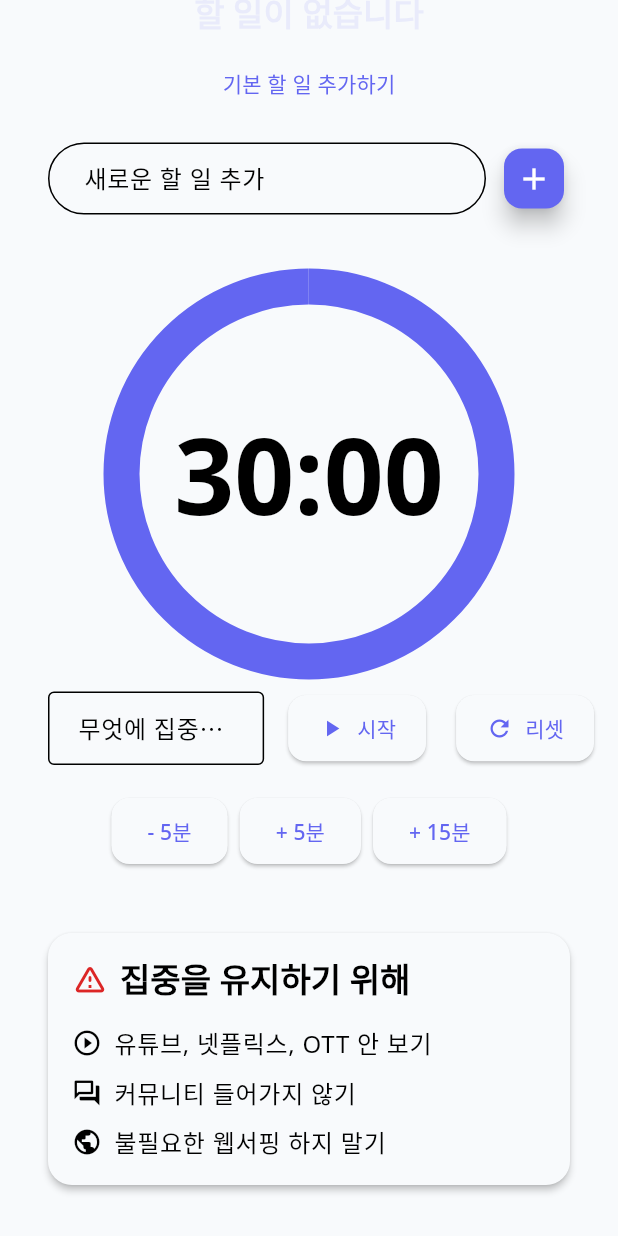
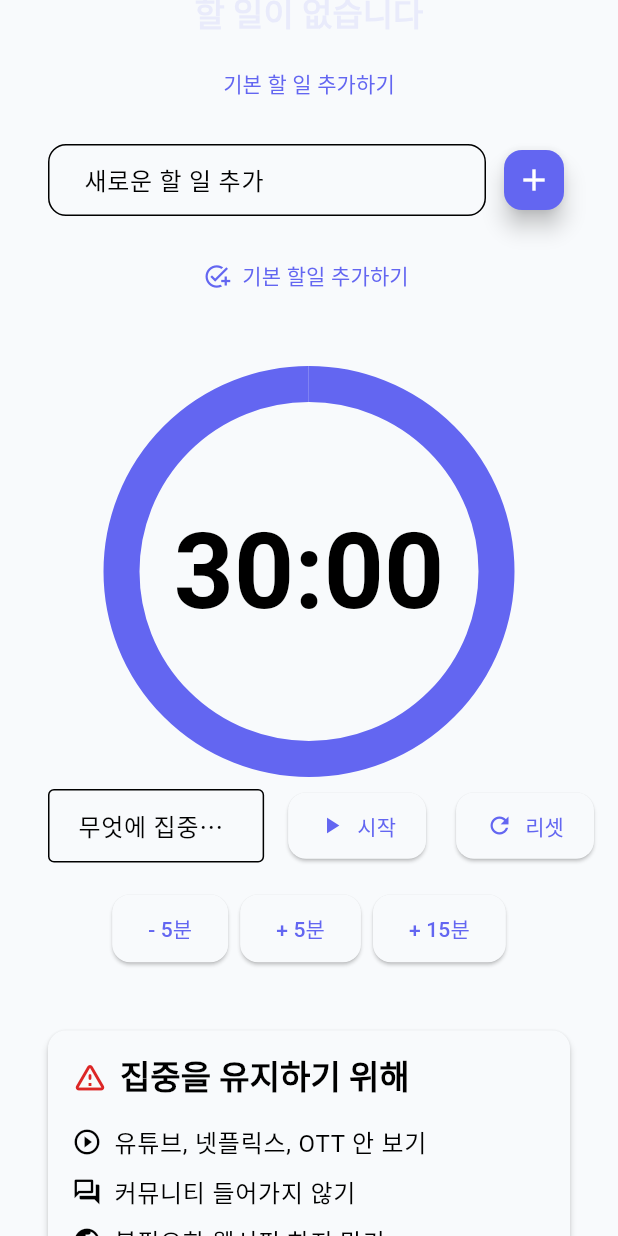
Before and after one commit to djchang-hdj/focus, a Flutter app: the screen it shows after launch, scrolled down 576 dp, on a phone screen of 412 x 824 dp. Run offline on Flutter 3.47's test engine with Material 3 defaults, Android fonts, the phone set to English and light mode, and no system bars; our stand-ins replace shared_preferences; project files that could hold a hidden picture were left out.

Commit message:
restore fucntions

```diff
--- a/lib/theme/app_theme.dart
+++ b/lib/theme/app_theme.dart
@@ -1,5 +1,4 @@
 import 'package:flutter/material.dart';
-import 'package:google_fonts/google_fonts.dart';
 
 class AppTheme {
   // 기본 색상 정의
@@ -10,20 +9,24 @@ class AppTheme {
 
   // 공통 테마 데이터
   static ThemeData _baseTheme(ColorScheme colorScheme) {
-    final textTheme = GoogleFonts.notoSansTextTheme().copyWith(
-      displayLarge: GoogleFonts.notoSans(
+    final textTheme = TextTheme(
+      displayLarge: const TextStyle(
+        fontFamily: 'NotoSans',
         fontSize: 32,
         fontWeight: FontWeight.bold,
       ),
-      displayMedium: GoogleFonts.notoSans(
+      displayMedium: const TextStyle(
+        fontFamily: 'NotoSans',
         fontSize: 28,
         fontWeight: FontWeight.bold,
       ),
-      titleLarge: GoogleFonts.notoSans(
+      titleLarge: const TextStyle(
+        fontFamily: 'NotoSans',
         fontSize: 22,
         fontWeight: FontWeight.w600,
       ),
-      bodyLarge: GoogleFonts.notoSans(
+      bodyLarge: const TextStyle(
+        fontFamily: 'NotoSans',
         fontSize: 16,
         height: 1.5,
       ),
@@ -33,12 +36,13 @@ class AppTheme {
       colorScheme: colorScheme,
       useMaterial3: true,
       textTheme: textTheme,
+      fontFamily: 'NotoSans',
 
       // Card 테마
       cardTheme: CardTheme(
         elevation: 2,
         shape: RoundedRectangleBorder(
-          borderRadius: BorderRadius.circular(16),
+          borderRadius: BorderRadius.circular(12),
         ),
         margin: const EdgeInsets.symmetric(
           horizontal: 16,
@@ -70,6 +74,27 @@ class AppTheme {
           vertical: 12,
         ),
       ),
+
+      // FAB 테마
+      floatingActionButtonTheme: FloatingActionButtonThemeData(
+        shape: RoundedRectangleBorder(
+          borderRadius: BorderRadius.circular(12),
+        ),
+      ),
+
+      // 스낵바 테마
+      snackBarTheme: SnackBarThemeData(
+        shape: RoundedRectangleBorder(
+          borderRadius: BorderRadius.circular(12),
+        ),
+      ),
+
+      // 다이얼로그 테마
+      dialogTheme: DialogTheme(
+        shape: RoundedRectangleBorder(
+          borderRadius: BorderRadius.circular(12),
+        ),
+      ),
     );
   }
 
--- a/lib/widgets/task_list.dart
+++ b/lib/widgets/task_list.dart
@@ -53,6 +53,19 @@ class _TaskListState extends State<TaskList> {
                 ),
               ),
             _buildAddTaskField(context, taskProvider),
+            Padding(
+              padding: const EdgeInsets.only(bottom: 16.0),
+              child: TextButton.icon(
+                onPressed: () {
+                  _addDefaultTasks(taskProvider);
+                },
+                icon: const Icon(Icons.add_task),
+                label: const Text('기본 할일 추가하기'),
+                style: TextButton.styleFrom(
+                  foregroundColor: Theme.of(context).colorScheme.primary,
+                ),
+              ),
+            ),
           ],
         );
       },
@@ -198,7 +211,7 @@ class _TaskListState extends State<TaskList> {
           ),
           const SizedBox(height: 8),
           ClipRRect(
-            borderRadius: BorderRadius.circular(8),
+            borderRadius: BorderRadius.circular(12),
             child: LinearProgressIndicator(
               value: taskProvider.completionRate,
               minHeight: 10,
@@ -355,7 +368,7 @@ class _TaskListState extends State<TaskList> {
               decoration: InputDecoration(
                 hintText: '새로운 할 일 추가',
                 border: OutlineInputBorder(
-                  borderRadius: BorderRadius.circular(30),
+                  borderRadius: BorderRadius.circular(12),
                 ),
                 contentPadding: const EdgeInsets.symmetric(
                   horizontal: 20,
```
Also changed, not shown: pubspec.yaml (+9 -1 lines), assets/fonts/NotoSans-Bold.ttf (added), assets/fonts/NotoSans-Regular.ttf (added), assets/fonts/NotoSans-SemiBold.ttf (added), pubspec.lock, 2 other files.
